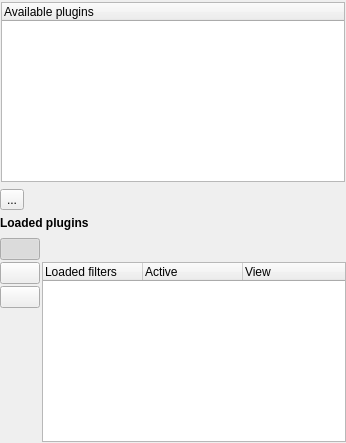
First picture: the form in workflow/ui/plugineditorform.ui, repository cseyve/piaf, before the edit.
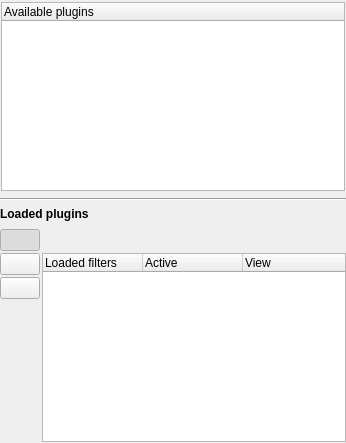
Second picture: the form after the edit. Icons and pictures are not drawn. Custom widgets are drawn as their Qt base class.

Commit message: - Removed unused button - LogDCT : added standard DCT (without log/exp transforms)

The edit to the form file:
```diff
--- a/workflow/ui/plugineditorform.ui
+++ b/workflow/ui/plugineditorform.ui
@@ -80,9 +80,9 @@
     </widget>
    </item>
    <item>
-    <widget class="QToolButton" name="toolButton">
-     <property name="text">
-      <string>...</string>
+    <widget class="Line" name="line">
+     <property name="orientation">
+      <enum>Qt::Horizontal</enum>
      </property>
     </widget>
    </item>
```
Left out of the diff: 6 changed lines with no effect on the pictures. The commit also changes 2 other files.
